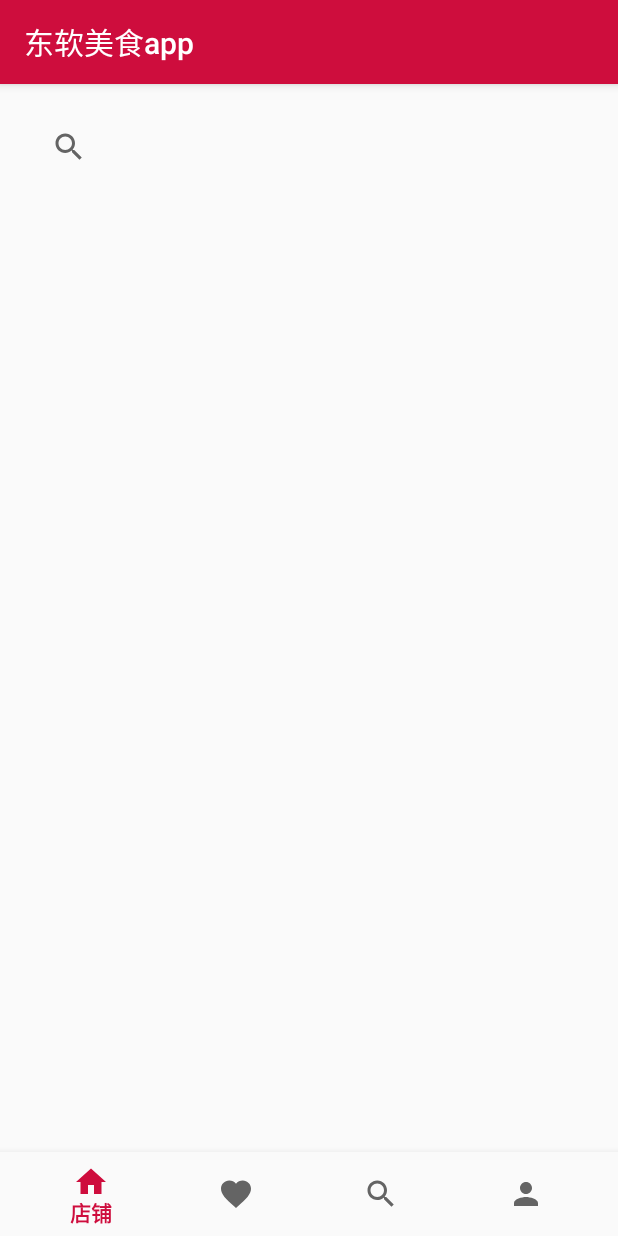
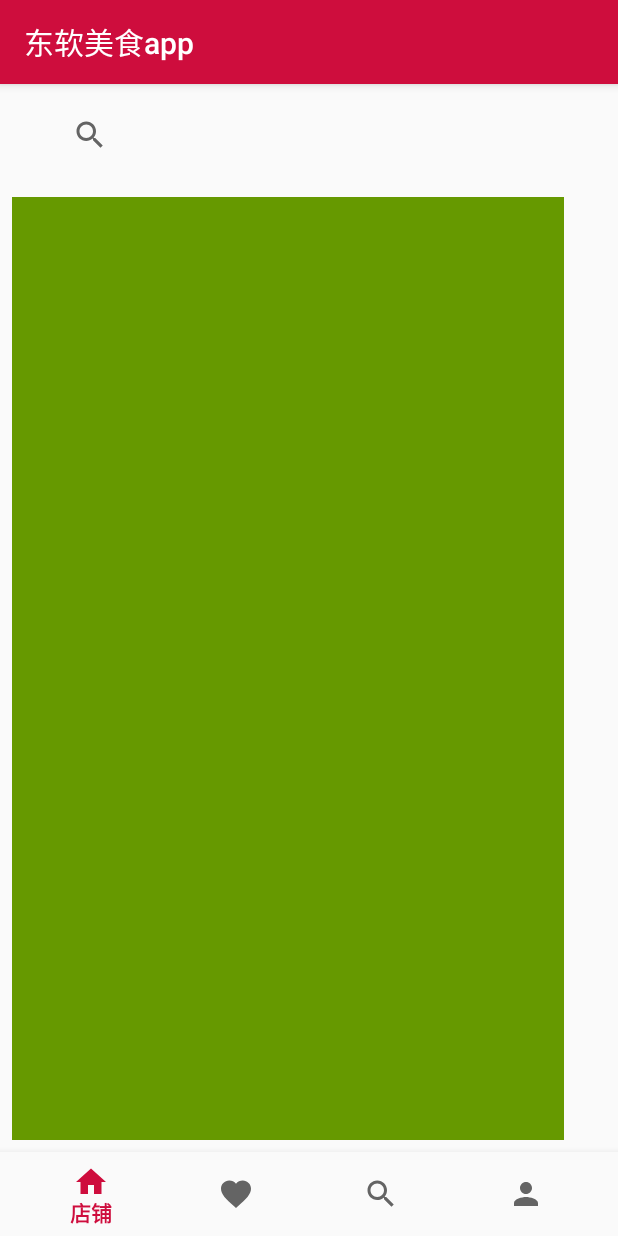
Before and after one commit to WhataDavid/DnuFoodApp, an Android app: the fragment Fragment3 placed in its activity, on a phone screen of 412 x 824 dp. Run offline under Robolectric (Android 15) with nearby library versions, the phone set to English and light mode, and no system bars; our stand-ins replace Picasso; libraries missing offline, so code that uses them is left out: com.tandong.swichlayout; pictures from the network do not load; 5 statements that could not run were skipped.

Commit message:
数据库+历史记录已完成

```diff
--- a/app/src/main/java/cn/dnui_dx602/dnuifood16110100602/adapter/CollectFoodAdapter.java
+++ b/app/src/main/java/cn/dnui_dx602/dnuifood16110100602/adapter/CollectFoodAdapter.java
@@ -59,7 +59,7 @@ public class CollectFoodAdapter extends RecyclerView.Adapter<CollectFoodAdapter.
 
         public ViewHolder(@NonNull View itemView) {
             super(itemView);
-            res_name= itemView.findViewById(R.id.comment_foodname);
+            res_name= itemView.findViewById(R.id.historyname);
             image=itemView.findViewById(R.id.res_image);
             res_address= itemView.findViewById(R.id.res_address);
         }
--- /dev/null
+++ b/app/src/main/java/cn/dnui_dx602/dnuifood16110100602/adapter/HistoryAdapter.java
@@ -0,0 +1,57 @@
+package cn.dnui_dx602.dnuifood16110100602.adapter;
+
+import android.content.Context;
+import android.support.annotation.NonNull;
+import android.support.v7.widget.RecyclerView;
+import android.view.LayoutInflater;
+import android.view.View;
+import android.view.ViewGroup;
+import android.widget.BaseAdapter;
+import android.widget.ImageView;
+import android.widget.TextView;
+
+import com.squareup.picasso.Picasso;
+
+import java.util.LinkedList;
+import java.util.List;
+
+import cn.dnui_dx602.dnuifood16110100602.R;
+import cn.dnui_dx602.dnuifood16110100602.bean.CollectionsBean;
+import cn.dnui_dx602.dnuifood16110100602.bean.FoodBean;
+import cn.dnui_dx602.dnuifood16110100602.bean.HistoryBean;
+
+public class HistoryAdapter extends BaseAdapter {
+
+    private LinkedList<HistoryBean> mData;
+    private Context mContext;
+
+    public HistoryAdapter(LinkedList<HistoryBean> mData, Context mContext) {
+        this.mData = mData;
+        this.mContext = mContext;
+    }
+    public void setList(LinkedList<HistoryBean> mData){
+        this.mData = mData;
+    }
+    @Override
+    public int getCount() {
+        return mData.size();
+    }
+
+    @Override
+    public Object getItem(int position) {
+        return null;
+    }
+
+    @Override
+    public long getItemId(int position) {
+        return position;
+    }
+
+    @Override
+    public View getView(int position, View convertView, ViewGroup parent) {
+        convertView = LayoutInflater.from(mContext).inflate(R.layout.history_item,parent,false);
+        TextView txt_aName = (TextView) convertView.findViewById(R.id.historyname);
+        txt_aName.setText(mData.get(position).getName());
+        return convertView;
+    }
+}
--- a/app/src/main/java/cn/dnui_dx602/dnuifood16110100602/adapter/ShopAdapter.java
+++ b/app/src/main/java/cn/dnui_dx602/dnuifood16110100602/adapter/ShopAdapter.java
@@ -90,7 +90,7 @@ public class ShopAdapter extends RecyclerView.Adapter<ShopAdapter.ViewHolder> {
 
         public ViewHolder(@NonNull View itemView) {
             super(itemView);
-            res_name= itemView.findViewById(R.id.comment_foodname);
+            res_name= itemView.findViewById(R.id.historyname);
             res_bar= itemView.findViewById(R.id.ratingBar1);
             image=itemView.findViewById(R.id.res_image);
             res_address= itemView.findViewById(R.id.res_address);
--- a/app/src/main/java/cn/dnui_dx602/dnuifood16110100602/controller/FoodDetailActivity.java
+++ b/app/src/main/java/cn/dnui_dx602/dnuifood16110100602/controller/FoodDetailActivity.java
@@ -225,6 +225,7 @@ SharedPreferences sharedPreferences;
                     Toast.makeText(FoodDetailActivity.this, "成功", Toast.LENGTH_SHORT).show();
                     viewpager_one.setAdapter(mAdapter);
                     viewpager_one.setCurrentItem(1,true);
+
                 }
                 else
                     Toast.makeText(FoodDetailActivity.this, "失败", Toast.LENGTH_SHORT).show();
--- /dev/null
+++ b/app/src/main/java/cn/dnui_dx602/dnuifood16110100602/database/Db.java
@@ -0,0 +1,24 @@
+package cn.dnui_dx602.dnuifood16110100602.database;
+
+import android.content.Context;
+import android.database.sqlite.SQLiteDatabase;
+import android.database.sqlite.SQLiteOpenHelper;
+
+public class Db extends SQLiteOpenHelper{
+
+    public Db(Context context, String name, SQLiteDatabase.CursorFactory factory, int version) {
+        super(context, "db", null, 1);
+
+    }
+
+    @Override
+    public void onCreate(SQLiteDatabase db) {
+        db.execSQL("CREATE TABLE history("+
+                "name TEXT DEFAULT \"\")");
+    }
+
+    @Override
+    public void onUpgrade(SQLiteDatabase sqLiteDatabase, int i, int i1) {
+
+    }
+}
--- a/app/src/main/java/cn/dnui_dx602/dnuifood16110100602/fragments/Fragment3.java
+++ b/app/src/main/java/cn/dnui_dx602/dnuifood16110100602/fragments/Fragment3.java
@@ -1,5 +1,9 @@
 package cn.dnui_dx602.dnuifood16110100602.fragments;
 
+import android.content.ContentValues;
+import android.content.Context;
+import android.database.Cursor;
+import android.database.sqlite.SQLiteDatabase;
 import android.os.AsyncTask;
 import android.os.Bundle;
 import android.support.design.widget.TabLayout;
@@ -10,6 +14,7 @@ import android.support.v7.widget.SearchView;
 import android.view.LayoutInflater;
 import android.view.View;
 import android.view.ViewGroup;
+import android.widget.ListView;
 
 import com.google.gson.Gson;
 import com.google.gson.reflect.TypeToken;
@@ -22,24 +27,34 @@ import java.io.InputStreamReader;
 import java.net.MalformedURLException;
 import java.net.URL;
 import java.net.URLConnection;
+import java.util.LinkedList;
 import java.util.List;
 
 import cn.dnui_dx602.dnuifood16110100602.R;
 import cn.dnui_dx602.dnuifood16110100602.adapter.CollectFoodAdapter;
 import cn.dnui_dx602.dnuifood16110100602.adapter.CollectShopAdapter;
 import cn.dnui_dx602.dnuifood16110100602.adapter.FoodAdapter;
+import cn.dnui_dx602.dnuifood16110100602.adapter.HistoryAdapter;
 import cn.dnui_dx602.dnuifood16110100602.adapter.ShopAdapter;
 import cn.dnui_dx602.dnuifood16110100602.bean.CollectionsBean;
 import cn.dnui_dx602.dnuifood16110100602.bean.FoodBean;
+import cn.dnui_dx602.dnuifood16110100602.bean.HistoryBean;
 import cn.dnui_dx602.dnuifood16110100602.bean.ShopBean;
 import cn.dnui_dx602.dnuifood16110100602.controller.LoginActivity;
+import cn.dnui_dx602.dnuifood16110100602.database.Db;
 
 
 public class Fragment3 extends Fragment {
-RecyclerView recyclerView;
-SearchView searchView;
-FoodAdapter foodAdapter;
+    RecyclerView recyclerView;
+    SearchView searchView;
+    FoodAdapter foodAdapter;
     List<FoodBean> foodBeanList;
+    private List<HistoryBean> mData = null;
+    private HistoryAdapter mAdapter = null;
+    private ListView list_history;
+    ContentValues cv;
+    SQLiteDatabase dbWrite;
+    Db db;
     @Override
     public View onCreateView(LayoutInflater inflater, ViewGroup container,
                              Bundle savedInstanceState) {
@@ -49,6 +64,10 @@ FoodAdapter foodAdapter;
 
     @Override
     public void onStart() {
+        db = new Db(getContext(), "history", null, 1);
+        dbWrite = db.getWritableDatabase();
+        dbWrite.close();
+
 
         initData();
         initEvent();
@@ -60,45 +79,100 @@ FoodAdapter foodAdapter;
         searchView.setOnQueryTextListener(new SearchView.OnQueryTextListener() {
             @Override
             public boolean onQueryTextSubmit(String s) {
-                getData("http://172.24.10.175:8080/foodService/getFoodBySearch.do?search="+s);
+                getData("http://172.24.10.175:8080/foodService/getFoodBySearch.do?search=" + s);
+                    recyclerView.getAdapter().notifyDataSetChanged();
+                dbWrite = db.getWritableDatabase();
+
+
+
+                cv.put("name", s);
+                dbWrite.insert("history", null, cv);
+                dbWrite.close();
+//                mAdapter = new HistoryAdapter((LinkedList<HistoryBean>) mData, getContext());
+//                list_history.setAdapter(mAdapter);
+//                initdb();
+//                mAdapter.setList(new LinkedList<HistoryBean>);
+                mData = new LinkedList<HistoryBean>();
+                initdb();
+//        mData.add(new HistoryBean("123456"));
+//        mData.add(new HistoryBean("7890"));
+
+//                mAdapter = new HistoryAdapter((LinkedList<HistoryBean>) mData, getContext());
+//                list_history.setAdapter(mAdapter);
+
+                mAdapter.setList((LinkedList<HistoryBean>) mData);
                 return false;
             }
 
             @Override
             public boolean onQueryTextChange(String s) {
-                if (s!=null)
-                {
-                    getData("http://172.24.10.175:8080/foodService/getFoodBySearch.do?search="+s);
-                }
-                else
-                {
-                    for (int i=0;i<recyclerView.getChildCount();i++)
+                if (s != null) {
+                    getData("http://172.24.10.175:8080/foodService/getFoodBySearch.do?search=" + s);
+                } else {
+                    for (int i = 0; i < recyclerView.getChildCount(); i++)
                         recyclerView.getAdapter().notifyItemRemoved(i);
                 }
+                recyclerView.getAdapter().notifyDataSetChanged();
                 return false;
             }
+
+
         });
     }
 
     public void initData() {
-
         recyclerView = getActivity().findViewById(R.id.search_list);
         SwitchLayout.getFadingIn(recyclerView);
-        searchView=getActivity().findViewById(R.id.searchView);
-        SwitchLayout.ScaleToBigVerticalIn(searchView,false,null);
+        searchView = getActivity().findViewById(R.id.searchView);
+        SwitchLayout.ScaleToBigVerticalIn(searchView, false, null);
         recyclerView.setLayoutManager(new LinearLayoutManager(this.getActivity()));
-        foodAdapter=new FoodAdapter();
+        foodAdapter = new FoodAdapter();
         recyclerView.setAdapter(foodAdapter);
+
+        list_history=(ListView) getActivity().findViewById(R.id.history_list);
+        mData = new LinkedList<HistoryBean>();
+        initdb();
+//        mData.add(new HistoryBean("123456"));
+//        mData.add(new HistoryBean("7890"));
+        mAdapter = new HistoryAdapter((LinkedList<HistoryBean>) mData, getContext());
+        list_history.setAdapter(mAdapter);
+
     }
+
+    public void initdb() {
+
+
+
+        cv = new ContentValues();
+//        dbWrite.execSQL("delete from history");
+
+//        cv.put("name", "test");
+//        dbWrite.insert("history", null, cv);
+//        cv.put("name", "test2");
+//        dbWrite.insert("history", null, cv);
+//        cv.put("name", "test3");
+//        dbWrite.insert("history", null, cv);
+//        cv.put("name", "test4");
+//        dbWrite.insert("history", null, cv);
+
+        SQLiteDatabase dbRead = db.getReadableDatabase();
+        Cursor c = dbRead.query(true,"history",new String[]{"name"}, null, null, null, null, null, null);
+        while (c.moveToNext()) {
+            String name = c.getString(c.getColumnIndex("name"));
+            mData.add(new HistoryBean(name));
+            System.out.println("！！！！！！！！！！！！！！！！！！！！！" + name);
+        }
+
+
+    }
+
 
     private void getData(String url) {
 
         new AsyncTask<String, Void, Void>() {
-//            List<FoodBean> foodBeanList;
 
             @Override
             protected void onPostExecute(Void aVoid) {
-//                    recyclerView.setAdapter(new FoodAdapter( foodBeanList));
                 foodAdapter.setList(foodBeanList);
                 foodAdapter.notifyDataSetChanged();
                 super.onPostExecute(aVoid);
--- a/app/src/main/res/layout/fragment_fragment3.xml
+++ b/app/src/main/res/layout/fragment_fragment3.xml
@@ -16,25 +16,70 @@
         android:layout_marginLeft="8dp"
         android:layout_marginRight="8dp"
         android:layout_marginStart="8dp"
-        android:layout_marginTop="8dp"
         android:isScrollContainer="true"
         app:layout_constraintEnd_toEndOf="parent"
+        app:layout_constraintHorizontal_bias="1.0"
         app:layout_constraintStart_toStartOf="parent"
         app:layout_constraintTop_toTopOf="parent"
         app:queryBackground="@android:color/holo_orange_light"
         app:queryHint="搜索菜品" />
 
-    <android.support.v7.widget.RecyclerView
-        android:id="@+id/search_list"
-        android:layout_width="383dp"
-        android:layout_height="420dp"
+    <android.support.constraint.ConstraintLayout
+        android:id="@+id/constraintLayout4"
+        android:layout_width="368dp"
+        android:layout_height="0dp"
         android:layout_marginBottom="8dp"
         android:layout_marginEnd="8dp"
+        android:layout_marginLeft="8dp"
         android:layout_marginRight="8dp"
+        android:layout_marginStart="8dp"
         android:layout_marginTop="8dp"
+        android:background="@android:color/holo_green_dark"
         app:layout_constraintBottom_toBottomOf="parent"
         app:layout_constraintEnd_toEndOf="parent"
         app:layout_constraintHorizontal_bias="0.0"
         app:layout_constraintStart_toStartOf="parent"
-        app:layout_constraintTop_toBottomOf="@+id/searchView" />
+        app:layout_constraintTop_toBottomOf="@+id/searchView">
+
+        <ScrollView
+            android:layout_width="match_parent"
+            android:layout_height="match_parent">
+
+            <LinearLayout
+                android:layout_width="352dp"
+                android:layout_height="wrap_content"
+                android:orientation="vertical"
+                tools:layout_editor_absoluteX="8dp"
+                tools:layout_editor_absoluteY="17dp">
+
+                <ListView
+                    android:id="@+id/history_list"
+                    android:layout_width="match_parent"
+                    android:layout_height="123dp"
+                    android:layout_marginEnd="8dp"
+                    android:layout_marginLeft="8dp"
+                    android:layout_marginRight="8dp"
+                    android:layout_marginStart="8dp"
+                    app:layout_constraintBottom_toBottomOf="parent"
+                    app:layout_constraintEnd_toEndOf="parent"
+                    app:layout_constraintHorizontal_bias="0.0"
+                    app:layout_constraintStart_toStartOf="parent"
+                    app:layout_constraintTop_toTopOf="parent"
+                    app:layout_constraintVertical_bias="1.0" />
+
+                <android.support.v7.widget.RecyclerView
+                    android:id="@+id/search_list"
+                    android:layout_width="match_parent"
+                    android:layout_height="wrap_content"
+                    app:layout_constraintBottom_toBottomOf="parent"
+                    app:layout_constraintEnd_toEndOf="parent"
+                    app:layout_constraintHorizontal_bias="0.0"
+                    app:layout_constraintStart_toStartOf="parent"
+                    app:layout_constraintTop_toBottomOf="@+id/constraintLayout4" />
+
+            </LinearLayout>
+        </ScrollView>
+
+    </android.support.constraint.ConstraintLayout>
+
 </android.support.constraint.ConstraintLayout>
--- a/app/src/main/res/layout/shop_item.xml
+++ b/app/src/main/res/layout/shop_item.xml
@@ -45,7 +45,7 @@
                     android:layout_weight="1">
 
                     <TextView
-                        android:id="@+id/comment_foodname"
+                        android:id="@+id/historyname"
                         android:layout_width="135dp"
                         android:layout_height="34dp"
                         android:layout_marginLeft="28dp"
@@ -71,7 +71,7 @@
                         android:numStars="5"
                         android:rating="2"
                         app:layout_constraintStart_toStartOf="parent"
-                        app:layout_constraintTop_toBottomOf="@+id/comment_foodname"
+                        app:layout_constraintTop_toBottomOf="@+id/historyname"
                         tools:isIndicator="true" />
 
                     <TextView
```
Also changed, not shown: app/src/main/java/cn/dnui_dx602/dnuifood16110100602/adapter/CollectShopAdapter.java (+1 -7 lines), app/src/main/java/cn/dnui_dx602/dnuifood16110100602/adapter/CommentAdapter.java (+1 -10 lines), app/src/main/java/cn/dnui_dx602/dnuifood16110100602/bean/HistoryBean.java (added, +17 -0 lines), app/src/main/res/layout/collect_food_item.xml (+4 -4 lines), app/src/main/res/layout/collect_shop_item.xml (+4 -4 lines), app/src/main/res/layout/comment_item.xml (+6 -6 lines), app/src/main/res/layout/history_item.xml (added, +62 -0 lines).
